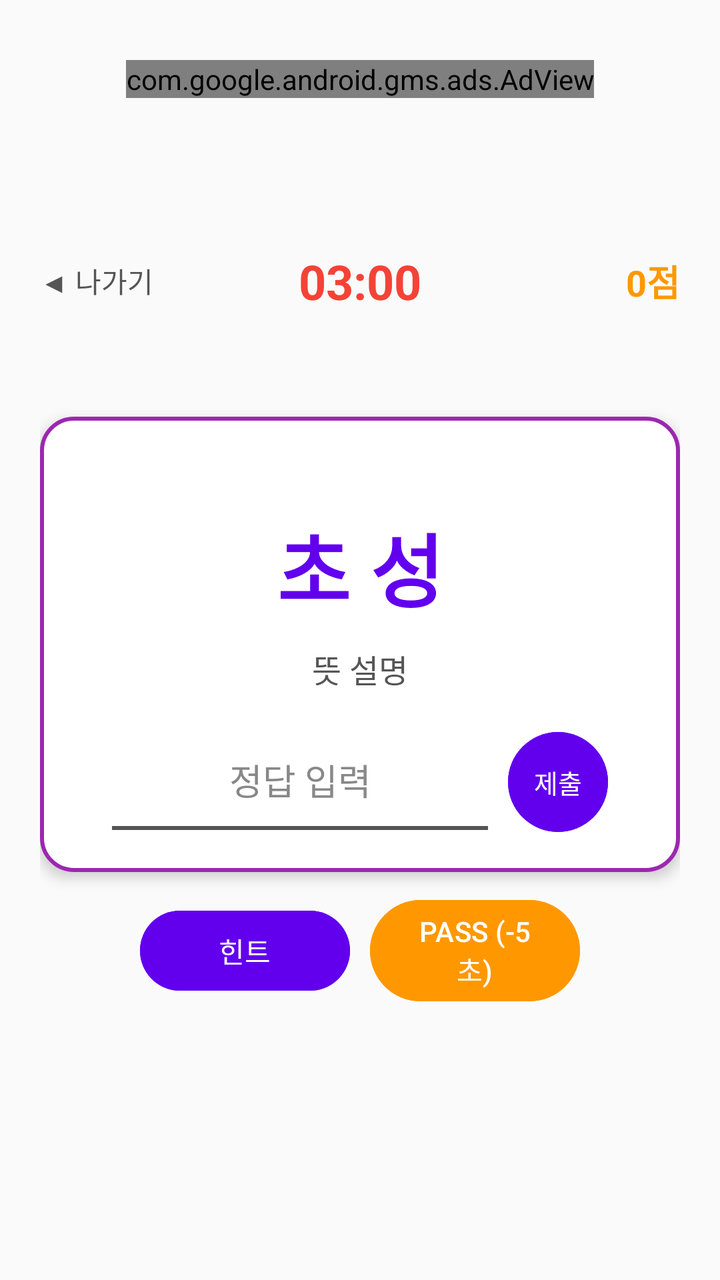
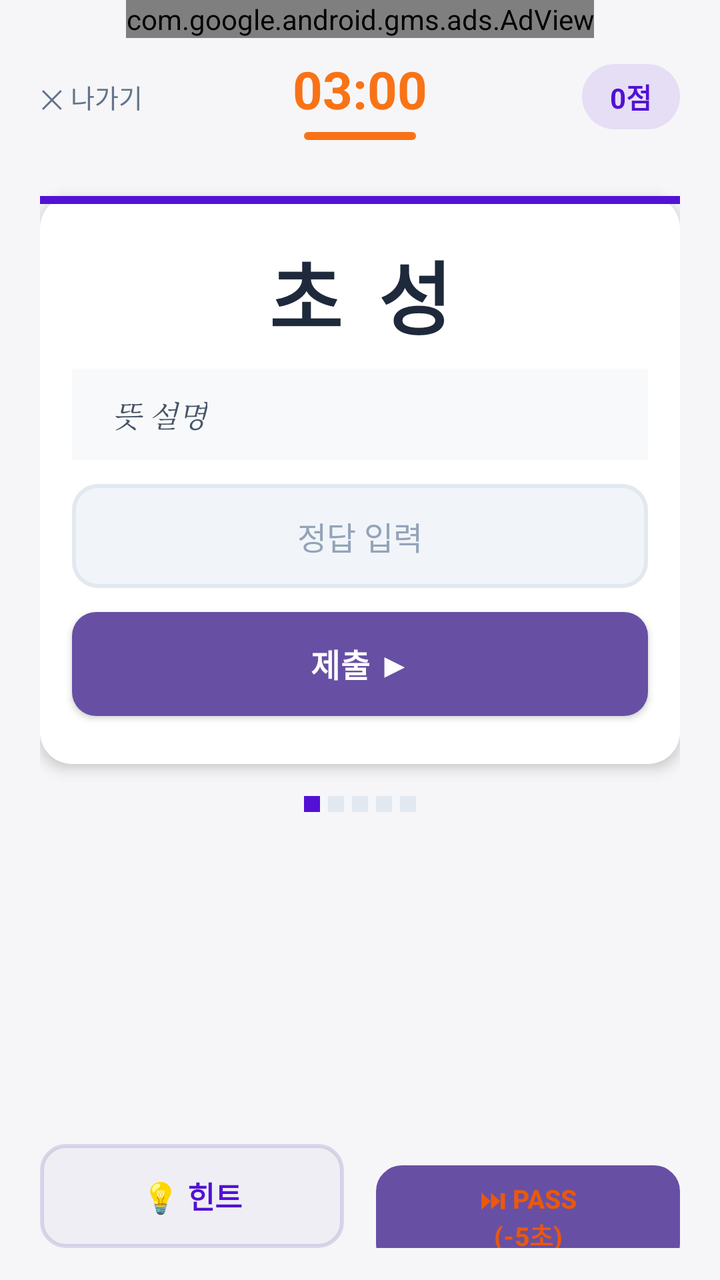

An Android layout rendered at two revisions. The XML below is the earlier revision; the diff shows what the commit changed to produce the second picture.
<!-- AndroidManifest.xml: application theme Theme.Word -->
<!-- res/layout/activity_time.xml -->
<?xml version="1.0" encoding="utf-8"?>
<RelativeLayout xmlns:android="http://schemas.android.com/apk/res/android"
    xmlns:ads="http://schemas.android.com/apk/res-auto"
    android:layout_width="match_parent"
    android:layout_height="match_parent"
    android:background="@color/bg_main">

    <com.google.android.gms.ads.AdView
        android:id="@+id/adViewTop"
        android:layout_width="wrap_content"
        android:layout_height="wrap_content"
        android:layout_alignParentTop="true"
        android:layout_centerHorizontal="true"
        android:layout_marginTop="30dp"
        android:layout_marginBottom="40dp"
        ads:adSize="BANNER"
        ads:adUnitId="ca-app-pub-5497677824149260/4874446941"/>

    <ScrollView
        android:layout_width="match_parent"
        android:layout_height="match_parent"
        android:layout_below="@id/adViewTop"
        android:fillViewport="true">

        <LinearLayout
            android:layout_width="match_parent"
            android:layout_height="wrap_content"
            android:orientation="vertical"
            android:gravity="center"
            android:paddingStart="20dp"
            android:paddingEnd="20dp"
            android:paddingBottom="100dp">

            <RelativeLayout
                android:layout_width="match_parent"
                android:layout_height="wrap_content"
                android:layout_marginBottom="20dp">

                <Button
                    android:id="@+id/btn_back"
                    android:layout_width="wrap_content"
                    android:layout_height="wrap_content"
                    android:text="◀ 나가기"
                    android:textColor="@color/text_secondary"
                    android:background="@android:color/transparent"
                    android:layout_alignParentStart="true"
                    android:layout_centerVertical="true"
                    android:padding="0dp"
                    android:minWidth="0dp"
                    android:minHeight="0dp"
                    android:textSize="14sp"/>

                <TextView
                    android:id="@+id/tv_timer"
                    android:layout_width="wrap_content"
                    android:layout_height="wrap_content"
                    android:text="03:00"
                    android:textSize="24sp"
                    android:textStyle="bold"
                    android:textColor="#F44336"
                    android:layout_centerInParent="true"/>

                <TextView
                    android:id="@+id/tv_current_score"
                    android:layout_width="wrap_content"
                    android:layout_height="wrap_content"
                    android:text="0점"
                    android:textSize="18sp"
                    android:textStyle="bold"
                    android:textColor="@color/color_accent"
                    android:layout_alignParentEnd="true"
                    android:layout_centerVertical="true"/>
            </RelativeLayout>

            <TextView
                android:id="@+id/tv_feedback"
                android:layout_width="wrap_content"
                android:layout_height="wrap_content"
                android:text=""
                android:textSize="16sp"
                android:textStyle="bold"
                android:textColor="@color/feedback_error"
                android:layout_marginBottom="10dp"
                android:gravity="center"/>

            <FrameLayout
                android:id="@+id/layout_card"
                android:layout_width="match_parent"
                android:layout_height="wrap_content"
                android:background="@drawable/bg_border_purple"
                android:elevation="4dp"
                android:paddingBottom="20dp"
                android:layout_marginBottom="10dp">

                <LinearLayout
                    android:layout_width="match_parent"
                    android:layout_height="wrap_content"
                    android:orientation="vertical"
                    android:gravity="center_horizontal">

                    <TextView
                        android:id="@+id/tv_initial"
                        android:layout_width="wrap_content"
                        android:layout_height="wrap_content"
                        android:text="초 성"
                        android:textSize="40sp"
                        android:textStyle="bold"
                        android:textColor="@color/color_primary"
                        android:layout_marginTop="30dp"
                        android:layout_marginBottom="10dp"/>

                    <TextView
                        android:id="@+id/tv_mean"
                        android:layout_width="wrap_content"
                        android:layout_height="wrap_content"
                        android:text="뜻 설명"
                        android:textSize="16sp"
                        android:textColor="@color/text_secondary"
                        android:gravity="center"
                        android:layout_marginHorizontal="20dp"
                        android:layout_marginBottom="20dp"/>

                    <TextView
                        android:id="@+id/tv_example"
                        android:layout_width="match_parent"
                        android:layout_height="wrap_content"
                        android:text="예문"
                        android:textSize="18sp"
                        android:textStyle="bold"
                        android:textColor="@color/text_primary"
                        android:background="#22888888"
                        android:padding="15dp"
                        android:visibility="gone"
                        android:gravity="center"
                        android:layout_marginHorizontal="10dp"
                        android:layout_marginBottom="20dp"/>

                    <LinearLayout
                        android:layout_width="match_parent"
                        android:layout_height="wrap_content"
                        android:orientation="horizontal"
                        android:gravity="center_vertical"
                        android:layout_marginHorizontal="20dp">

                        <LinearLayout
                            android:layout_width="0dp"
                            android:layout_height="wrap_content"
                            android:layout_weight="1"
                            android:orientation="vertical">

                            <EditText
                                android:id="@+id/et_answer"
                                android:layout_width="match_parent"
                                android:layout_height="wrap_content"
                                android:hint="정답 입력"
                                android:inputType="text"
                                android:imeOptions="actionDone"
                                android:singleLine="true"
                                android:gravity="center_horizontal"
                                android:background="@null"
                                android:padding="10dp"
                                android:textSize="18sp"
                                android:textColor="@color/text_primary"
                                android:textColorHint="@color/text_hint"/>

                            <View
                                android:layout_width="match_parent"
                                android:layout_height="2dp"
                                android:background="@color/text_secondary"/>
                        </LinearLayout>

                        <Button
                            android:id="@+id/btn_submit"
                            android:layout_width="50dp"
                            android:layout_height="50dp"
                            android:text="제출"
                            android:textSize="13sp"
                            android:padding="0dp"
                            android:insetTop="0dp"
                            android:insetBottom="0dp"
                            android:backgroundTint="@color/btn_bg_hint"
                            android:textColor="@color/card_bg"
                            android:layout_marginStart="10dp"/>
                    </LinearLayout>
                </LinearLayout>
            </FrameLayout>

            <LinearLayout
                android:layout_width="match_parent"
                android:layout_height="wrap_content"
                android:orientation="vertical"
                android:gravity="center">

                <LinearLayout
                    android:layout_width="match_parent"
                    android:layout_height="wrap_content"
                    android:orientation="horizontal"
                    android:gravity="center"
                    android:layout_marginHorizontal="50dp">

                    <Button
                        android:id="@+id/btn_hint"
                        android:layout_width="0dp"
                        android:layout_weight="1"
                        android:layout_height="wrap_content"
                        android:text="힌트"
                        android:backgroundTint="@color/btn_bg_hint"
                        android:textColor="@color/card_bg"
                        android:layout_marginEnd="5dp"/>

                    <Button
                        android:id="@+id/btn_pass"
                        android:layout_width="0dp"
                        android:layout_weight="1"
                        android:layout_height="wrap_content"
                        android:text="PASS (-5초)"
                        android:backgroundTint="#FF9800"
                        android:textColor="@color/card_bg"
                        android:layout_marginStart="5dp"/>
                </LinearLayout>

                <Button
                    android:id="@+id/btn_restart"
                    android:layout_width="match_parent"
                    android:layout_height="wrap_content"
                    android:text="⏱️ 다시 도전하기"
                    android:backgroundTint="@color/btn_bg_restart"
                    android:textColor="@color/card_bg"
                    android:textSize="16sp"
                    android:padding="15dp"
                    android:visibility="gone"
                    android:layout_marginTop="20dp"/>
            </LinearLayout>
        </LinearLayout>
    </ScrollView>
</RelativeLayout>
<!-- resources referenced by this layout -->
<resources>
  <color name="bg_main">#FAFAFA</color>
  <color name="btn_bg_hint">#6200EE</color>
  <color name="btn_bg_restart">#009688</color>
  <color name="card_bg">#FFFFFF</color>
  <color name="color_accent">#FF9800</color>
  <color name="color_primary">#6200EE</color>
  <color name="feedback_error">#F44336</color>
  <color name="text_hint">#888888</color>
  <color name="text_primary">#333333</color>
  <color name="text_secondary">#555555</color>
  <!-- drawable bg_border_purple (drawable) -->
  <shape xmlns:android="http://schemas.android.com/apk/res/android">
      <solid android:color="@color/card_bg"/> <stroke android:width="2dp" android:color="@color/border_default"/> <corners android:radius="16dp"/>
      <padding android:left="16dp" android:right="16dp" android:top="16dp" android:bottom="16dp"/>
  </shape>
  <style name="Theme.Word" parent="Base.Theme.Word" />
  <color name="border_default">#9C27B0</color>
  <style name="Base.Theme.Word" parent="Theme.Material3.DayNight.NoActionBar">
          
          
      </style>
</resources>

<!-- the commit's change to res/layout/activity_time.xml (unified diff, before → after) -->
@@ -1,96 +1,124 @@
 <?xml version="1.0" encoding="utf-8"?>
-<RelativeLayout xmlns:android="http://schemas.android.com/apk/res/android"
+<LinearLayout xmlns:android="http://schemas.android.com/apk/res/android"
     xmlns:ads="http://schemas.android.com/apk/res-auto"
     android:layout_width="match_parent"
     android:layout_height="match_parent"
-    android:background="@color/bg_main">
-
+    android:orientation="vertical"
+    android:background="#F6F6F8">
+
+    
     <com.google.android.gms.ads.AdView
         android:id="@+id/adViewTop"
         android:layout_width="wrap_content"
         android:layout_height="wrap_content"
-        android:layout_alignParentTop="true"
-        android:layout_centerHorizontal="true"
-        android:layout_marginTop="30dp"
-        android:layout_marginBottom="40dp"
+        android:layout_gravity="center_horizontal"
         ads:adSize="BANNER"
         ads:adUnitId="ca-app-pub-5497677824149260/4874446941"/>
 
     <ScrollView
         android:layout_width="match_parent"
-        android:layout_height="match_parent"
-        android:layout_below="@id/adViewTop"
+        android:layout_height="0dp"
+        android:layout_weight="1"
         android:fillViewport="true">
 
         <LinearLayout
             android:layout_width="match_parent"
             android:layout_height="wrap_content"
             android:orientation="vertical"
-            android:gravity="center"
-            android:paddingStart="20dp"
-            android:paddingEnd="20dp"
-            android:paddingBottom="100dp">
-
+            android:paddingLeft="20dp"
+            android:paddingRight="20dp"
+            android:paddingBottom="20dp">
+
+            
             <RelativeLayout
                 android:layout_width="match_parent"
                 android:layout_height="wrap_content"
-                android:layout_marginBottom="20dp">
-
+                android:layout_marginTop="8dp"
+                android:layout_marginBottom="4dp">
+
+                
                 <Button
                     android:id="@+id/btn_back"
                     android:layout_width="wrap_content"
                     android:layout_height="wrap_content"
-                    android:text="◀ 나가기"
-                    android:textColor="@color/text_secondary"
+                    android:text="✕ 나가기"
+                    android:textSize="13sp"
+                    android:textColor="#64748B"
                     android:background="@android:color/transparent"
-                    android:layout_alignParentStart="true"
-                    android:layout_centerVertical="true"
                     android:padding="0dp"
                     android:minWidth="0dp"
                     android:minHeight="0dp"
-                    android:textSize="14sp"/>
-
-                <TextView
-                    android:id="@+id/tv_timer"
+                    android:layout_alignParentStart="true"
+                    android:layout_centerVertical="true"/>
+
+                
+                <LinearLayout
                     android:layout_width="wrap_content"
                     android:layout_height="wrap_content"
-                    android:text="03:00"
-                    android:textSize="24sp"
-                    android:textStyle="bold"
-                    android:textColor="#F44336"
-                    android:layout_centerInParent="true"/>
-
+                    android:orientation="vertical"
+                    android:gravity="center_horizontal"
+                    android:layout_centerInParent="true">
+
+                    <TextView
+                        android:id="@+id/tv_timer"
+                        android:layout_width="wrap_content"
+                        android:layout_height="wrap_content"
+                        android:text="03:00"
+                        android:textSize="26sp"
+                        android:textStyle="bold"
+                        android:textColor="#F97316"/>
+
+                    <ProgressBar
+                        android:id="@+id/pb_timer"
+                        style="@android:style/Widget.ProgressBar.Horizontal"
+                        android:layout_width="56dp"
+                        android:layout_height="4dp"
+                        android:layout_marginTop="4dp"
+                        android:progressTint="#F97316"
+                        android:progressBackgroundTint="#FFE4C4"
+                        android:max="180"
+                        android:progress="180"/>
+                </LinearLayout>
+
+                
                 <TextView
                     android:id="@+id/tv_current_score"
                     android:layout_width="wrap_content"
                     android:layout_height="wrap_content"
                     android:text="0점"
-                    android:textSize="18sp"
+                    android:textSize="14sp"
                     android:textStyle="bold"
-                    android:textColor="@color/color_accent"
+                    android:textColor="#5211D4"
+                    android:background="@drawable/bg_score_badge"
+                    android:paddingLeft="14dp"
+                    android:paddingRight="14dp"
+                    android:paddingTop="6dp"
+                    android:paddingBottom="6dp"
                     android:layout_alignParentEnd="true"
                     android:layout_centerVertical="true"/>
             </RelativeLayout>
 
+            
             <TextView
                 android:id="@+id/tv_feedback"
-                android:layout_width="wrap_content"
+                android:layout_width="match_parent"
                 android:layout_height="wrap_content"
                 android:text=""
-                android:textSize="16sp"
+                android:textSize="14sp"
                 android:textStyle="bold"
-                android:textColor="@color/feedback_error"
-                android:layout_marginBottom="10dp"
-                android:gravity="center"/>
-
+                android:textColor="#EF4444"
+                android:gravity="center"
+                android:layout_marginBottom="4dp"
+                android:minHeight="20dp"/>
+
+            
             <FrameLayout
                 android:id="@+id/layout_card"
                 android:layout_width="match_parent"
                 android:layout_height="wrap_content"
-                android:background="@drawable/bg_border_purple"
+                android:background="@drawable/bg_quiz_card"
                 android:elevation="4dp"
-                android:paddingBottom="20dp"
-                android:layout_marginBottom="10dp">
+                android:layout_marginBottom="16dp">
 
                 <LinearLayout
                     android:layout_width="match_parent"
@@ -98,6 +126,13 @@
                     android:orientation="vertical"
                     android:gravity="center_horizontal">
 
+                    
+                    <View
+                        android:layout_width="match_parent"
+                        android:layout_height="4dp"
+                        android:background="#5211D4"/>
+
+                    
                     <TextView
                         android:id="@+id/tv_initial"
                         android:layout_width="wrap_content"
@@ -105,132 +140,173 @@
                         android:text="초 성"
                         android:textSize="40sp"
                         android:textStyle="bold"
-                        android:textColor="@color/color_primary"
-                        android:layout_marginTop="30dp"
-                        android:layout_marginBottom="10dp"/>
-
-                    <TextView
-                        android:id="@+id/tv_mean"
-                        android:layout_width="wrap_content"
+                        android:textColor="#1E293B"
+                        android:letterSpacing="0.1"
+                        android:layout_marginTop="16dp"
+                        android:layout_marginBottom="8dp"/>
+
+                    
+                    <LinearLayout
+                        android:layout_width="match_parent"
                         android:layout_height="wrap_content"
-                        android:text="뜻 설명"
-                        android:textSize="16sp"
-                        android:textColor="@color/text_secondary"
-                        android:gravity="center"
-                        android:layout_marginHorizontal="20dp"
-                        android:layout_marginBottom="20dp"/>
-
+                        android:background="#F8F9FA"
+                        android:paddingLeft="20dp"
+                        android:paddingRight="20dp"
+                        android:paddingTop="12dp"
+                        android:paddingBottom="12dp"
+                        android:layout_marginLeft="16dp"
+                        android:layout_marginRight="16dp"
+                        android:layout_marginBottom="12dp">
+
+                        <TextView
+                            android:id="@+id/tv_mean"
+                            android:layout_width="wrap_content"
+                            android:layout_height="wrap_content"
+                            android:text="뜻 설명"
+                            android:textSize="15sp"
+                            android:textColor="#475569"
+                            android:gravity="center"
+                            android:fontFamily="serif"
+                            android:textStyle="italic"/>
+                    </LinearLayout>
+
+                    
                     <TextView
                         android:id="@+id/tv_example"
                         android:layout_width="match_parent"
                         android:layout_height="wrap_content"
                         android:text="예문"
-                        android:textSize="18sp"
+                        android:textSize="14sp"
+                        android:textColor="#64748B"
+                        android:background="#EEF2FF"
+                        android:padding="14dp"
+                        android:gravity="center"
+                        android:layout_marginLeft="16dp"
+                        android:layout_marginRight="16dp"
+                        android:layout_marginBottom="12dp"
+                        android:visibility="gone"/>
+
+                    
+                    <EditText
+                        android:id="@+id/et_answer"
+                        android:layout_width="match_parent"
+                        android:layout_height="52dp"
+                        android:hint="정답 입력"
+                        android:inputType="text"
+                        android:imeOptions="actionDone"
+                        android:singleLine="true"
+                        android:gravity="center"
+                        android:background="@drawable/bg_input_field"
+                        android:paddingLeft="16dp"
+                        android:paddingRight="16dp"
+                        android:textSize="16sp"
+                        android:textColor="#1E293B"
+                        android:textColorHint="#94A3B8"
+                        android:layout_marginLeft="16dp"
+                        android:layout_marginRight="16dp"
+                        android:layout_marginBottom="12dp"/>
+
+                    
+                    <Button
+                        android:id="@+id/btn_submit"
+                        android:layout_width="match_parent"
+                        android:layout_height="52dp"
+                        android:text="제출 ▶"
+                        android:textSize="16sp"
                         android:textStyle="bold"
-                        android:textColor="@color/text_primary"
-                        android:background="#22888888"
-                        android:padding="15dp"
-                        android:visibility="gone"
-                        android:gravity="center"
-                        android:layout_marginHorizontal="10dp"
-                        android:layout_marginBottom="20dp"/>
-
-                    <LinearLayout
-                        android:layout_width="match_parent"
-                        android:layout_height="wrap_content"
-                        android:orientation="horizontal"
-                        android:gravity="center_vertical"
-                        android:layout_marginHorizontal="20dp">
-
-                        <LinearLayout
-                            android:layout_width="0dp"
-                            android:layout_height="wrap_content"
-                            android:layout_weight="1"
-                            android:orientation="vertical">
-
-                            <EditText
-                                android:id="@+id/et_answer"
-                                android:layout_width="match_parent"
-                                android:layout_height="wrap_content"
-                                android:hint="정답 입력"
-                                android:inputType="text"
-                                android:imeOptions="actionDone"
-                                android:singleLine="true"
-                                android:gravity="center_horizontal"
-                                android:background="@null"
-                                android:padding="10dp"
-                                android:textSize="18sp"
-                                android:textColor="@color/text_primary"
-                                android:textColorHint="@color/text_hint"/>
-
-                            <View
-                                android:layout_width="match_parent"
-                                android:layout_height="2dp"
-                                android:background="@color/text_secondary"/>
-                        </LinearLayout>
-
-                        <Button
-                            android:id="@+id/btn_submit"
-                            android:layout_width="50dp"
-                            android:layout_height="50dp"
-                            android:text="제출"
-                            android:textSize="13sp"
-                            android:padding="0dp"
-                            android:insetTop="0dp"
-                            android:insetBottom="0dp"
-                            android:backgroundTint="@color/btn_bg_hint"
-                            android:textColor="@color/card_bg"
-                            android:layout_marginStart="10dp"/>
-                    </LinearLayout>
+                        android:textColor="#FFFFFF"
+                        android:background="@drawable/bg_submit_btn"
+                        android:insetTop="0dp"
+                        android:insetBottom="0dp"
+                        android:stateListAnimator="@null"
+                        android:layout_marginLeft="16dp"
+                        android:layout_marginRight="16dp"
+                        android:layout_marginBottom="24dp"
+                        android:elevation="2dp"/>
+
                 </LinearLayout>
             </FrameLayout>
 
+            
             <LinearLayout
+                android:layout_width="wrap_content"
+                android:layout_height="wrap_content"
+                android:orientation="horizontal"
+                android:gravity="center"
+                android:layout_gravity="center_horizontal"
+                android:layout_marginBottom="16dp">
+
+                <View android:layout_width="8dp" android:layout_height="8dp"
+                    android:background="#5211D4" android:layout_marginRight="4dp"/>
+                <View android:layout_width="8dp" android:layout_height="8dp"
+                    android:background="#E2E8F0" android:layout_marginRight="4dp"/>
+                <View android:layout_width="8dp" android:layout_height="8dp"
+                    android:background="#E2E8F0" android:layout_marginRight="4dp"/>
+                <View android:layout_width="8dp" android:layout_height="8dp"
+                    android:background="#E2E8F0" android:layout_marginRight="4dp"/>
+                <View android:layout_width="8dp" android:layout_height="8dp"
+                    android:background="#E2E8F0"/>
+            </LinearLayout>
+
+            
+            <Button
+                android:id="@+id/btn_restart"
                 android:layout_width="match_parent"
-                android:layout_height="wrap_content"
-                android:orientation="vertical"
-                android:gravity="center">
-
-                <LinearLayout
-                    android:layout_width="match_parent"
-                    android:layout_height="wrap_content"
-                    android:orientation="horizontal"
-                    android:gravity="center"
-                    android:layout_marginHorizontal="50dp">
-
-                    <Button
-                        android:id="@+id/btn_hint"
-                        android:layout_width="0dp"
-                        android:layout_weight="1"
-                        android:layout_height="wrap_content"
-                        android:text="힌트"
-                        android:backgroundTint="@color/btn_bg_hint"
-                        android:textColor="@color/card_bg"
-                        android:layout_marginEnd="5dp"/>
-
-                    <Button
-                        android:id="@+id/btn_pass"
-                        android:layout_width="0dp"
-                        android:layout_weight="1"
-                        android:layout_height="wrap_content"
-                        android:text="PASS (-5초)"
-                        android:backgroundTint="#FF9800"
-                        android:textColor="@color/card_bg"
-                        android:layout_marginStart="5dp"/>
-                </LinearLayout>
-
-                <Button
-                    android:id="@+id/btn_restart"
-                    android:layout_width="match_parent"
-                    android:layout_height="wrap_content"
-                    android:text="⏱️ 다시 도전하기"
-                    android:backgroundTint="@color/btn_bg_restart"
-                    android:textColor="@color/card_bg"
-                    android:textSize="16sp"
-                    android:padding="15dp"
-                    android:visibility="gone"
-                    android:layout_marginTop="20dp"/>
-            </LinearLayout>
+                android:layout_height="52dp"
+                android:text="⏱️ 다시 도전하기"
+                android:textSize="15sp"
+                android:textStyle="bold"
+                android:textColor="#FFFFFF"
+                android:background="@drawable/bg_category_icon_teal"
+                android:insetTop="0dp"
+                android:insetBottom="0dp"
+                android:stateListAnimator="@null"
+                android:visibility="gone"
+                android:layout_marginBottom="16dp"/>
+
         </LinearLayout>
     </ScrollView>
-</RelativeLayout>
+
+    
+    <LinearLayout
+        android:layout_width="match_parent"
+        android:layout_height="wrap_content"
+        android:orientation="horizontal"
+        android:paddingLeft="20dp"
+        android:paddingRight="20dp"
+        android:paddingTop="12dp"
+        android:paddingBottom="16dp"
+        android:background="#F6F6F8">
+
+        <Button
+            android:id="@+id/btn_hint"
+            android:layout_width="0dp"
+            android:layout_weight="1"
+            android:layout_height="52dp"
+            android:text="💡 힌트"
+            android:textSize="15sp"
+            android:textStyle="bold"
+            android:textColor="#5211D4"
+            android:background="@drawable/bg_hint_btn_new"
+            android:insetTop="0dp"
+            android:insetBottom="0dp"
+            android:stateListAnimator="@null"
+            android:layout_marginRight="8dp"/>
+
+        <Button
+            android:id="@+id/btn_pass"
+            android:layout_width="0dp"
+            android:layout_weight="1"
+            android:layout_height="52dp"
+            android:textSize="13sp"
+            android:textStyle="bold"
+            android:textColor="#EA580C"
+            android:background="@drawable/bg_pass_btn_new"
+            android:insetTop="0dp"
+            android:insetBottom="0dp"
+            android:stateListAnimator="@null"
+            android:layout_marginLeft="8dp"
+            android:text="⏭ PASS&#10;(-5초)"/>
+
+    </LinearLayout>
+</LinearLayout>
<!-- resource entries referenced after the edit -->
@@ -1,22 +1,58 @@
 <!-- resources referenced by this layout -->
 <resources>
-  <color name="bg_main">#FAFAFA</color>
-  <color name="btn_bg_hint">#6200EE</color>
-  <color name="btn_bg_restart">#009688</color>
-  <color name="card_bg">#FFFFFF</color>
-  <color name="color_accent">#FF9800</color>
-  <color name="color_primary">#6200EE</color>
-  <color name="feedback_error">#F44336</color>
-  <color name="text_hint">#888888</color>
-  <color name="text_primary">#333333</color>
-  <color name="text_secondary">#555555</color>
-  <!-- drawable bg_border_purple (drawable) -->
-  <shape xmlns:android="http://schemas.android.com/apk/res/android">
-      <solid android:color="@color/card_bg"/> <stroke android:width="2dp" android:color="@color/border_default"/> <corners android:radius="16dp"/>
-      <padding android:left="16dp" android:right="16dp" android:top="16dp" android:bottom="16dp"/>
+  <!-- drawable bg_category_icon_teal (drawable) -->
+  <?xml version="1.0" encoding="utf-8"?>
+  <shape xmlns:android="http://schemas.android.com/apk/res/android"
+      android:shape="rectangle">
+      <solid android:color="#14B8A6"/>
+      <corners android:radius="12dp"/>
+  </shape>
+  <!-- drawable bg_hint_btn_new (drawable) -->
+  <?xml version="1.0" encoding="utf-8"?>
+  <shape xmlns:android="http://schemas.android.com/apk/res/android"
+      android:shape="rectangle">
+      <solid android:color="#0D5211D4"/>
+      <stroke android:color="#335211D4" android:width="2dp"/>
+      <corners android:radius="12dp"/>
+  </shape>
+  <!-- drawable bg_input_field (drawable) -->
+  <?xml version="1.0" encoding="utf-8"?>
+  <shape xmlns:android="http://schemas.android.com/apk/res/android"
+      android:shape="rectangle">
+      <solid android:color="#F1F5F9"/>
+      <stroke android:color="#E2E8F0" android:width="2dp"/>
+      <corners android:radius="12dp"/>
+  </shape>
+  <!-- drawable bg_pass_btn_new (drawable) -->
+  <?xml version="1.0" encoding="utf-8"?>
+  <shape xmlns:android="http://schemas.android.com/apk/res/android"
+      android:shape="rectangle">
+      <solid android:color="#FFF7ED"/>
+      <stroke android:color="#FED7AA" android:width="2dp"/>
+      <corners android:radius="12dp"/>
+  </shape>
+  <!-- drawable bg_quiz_card (drawable) -->
+  <?xml version="1.0" encoding="utf-8"?>
+  <shape xmlns:android="http://schemas.android.com/apk/res/android"
+      android:shape="rectangle">
+      <solid android:color="#FFFFFF"/>
+      <corners android:radius="16dp"/>
+  </shape>
+  <!-- drawable bg_score_badge (drawable) -->
+  <?xml version="1.0" encoding="utf-8"?>
+  <shape xmlns:android="http://schemas.android.com/apk/res/android"
+      android:shape="rectangle">
+      <solid android:color="#1A5211D4"/>
+      <corners android:radius="999dp"/>
+  </shape>
+  <!-- drawable bg_submit_btn (drawable) -->
+  <?xml version="1.0" encoding="utf-8"?>
+  <shape xmlns:android="http://schemas.android.com/apk/res/android"
+      android:shape="rectangle">
+      <solid android:color="#5211D4"/>
+      <corners android:radius="12dp"/>
   </shape>
   <style name="Theme.Word" parent="Base.Theme.Word" />
-  <color name="border_default">#9C27B0</color>
   <style name="Base.Theme.Word" parent="Theme.Material3.DayNight.NoActionBar">
           
           
